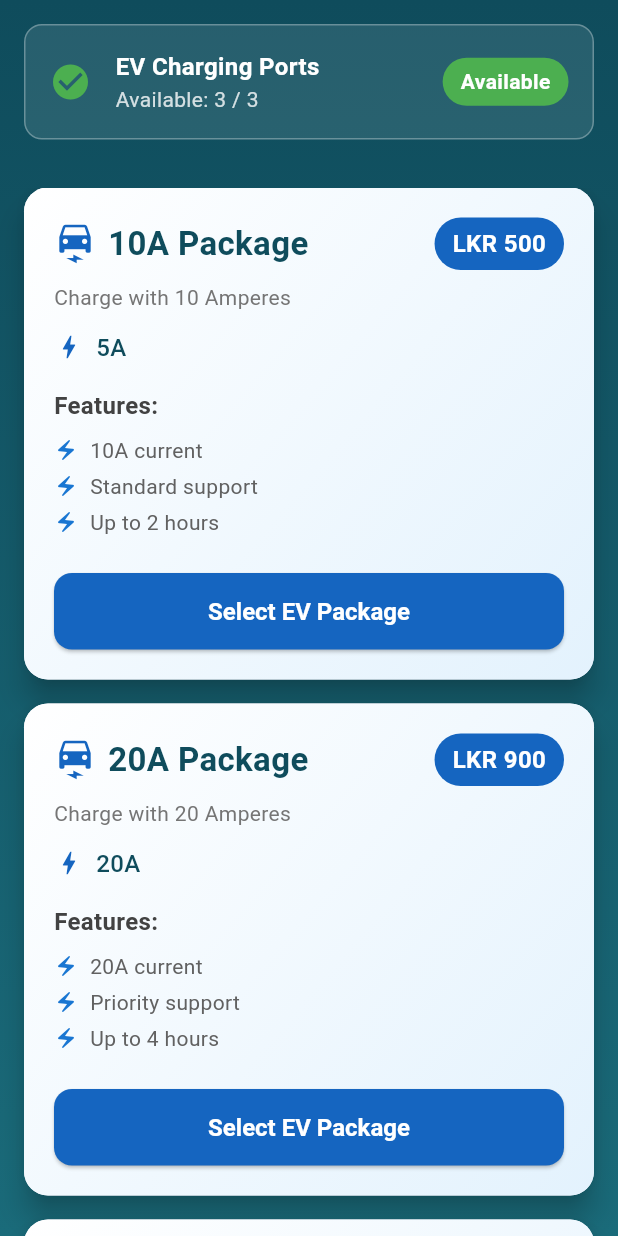
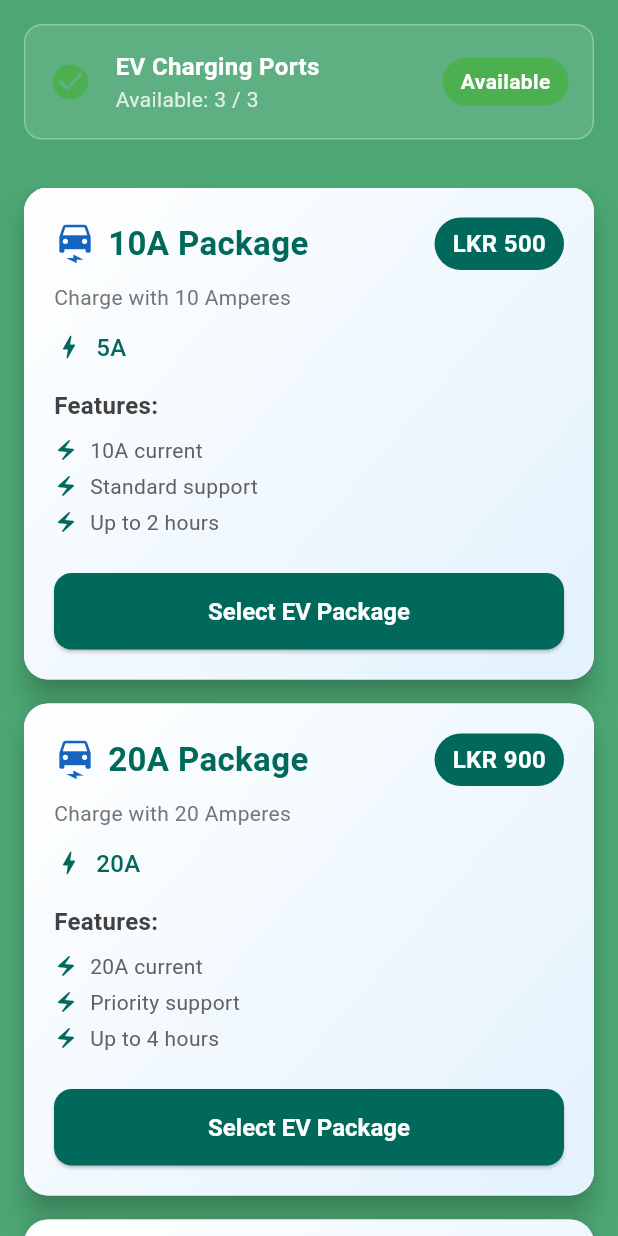
Before and after one commit to Parindi-Binarika/-Charging-Station-, a Flutter app: the screen it shows once a user with an empty profile is signed in, after a tap on "EV Charging", on a phone screen of 412 x 824 dp. Run offline on Flutter 3.47's test engine with Material 3 defaults, Android fonts, the phone set to English and light mode, and no system bars; our stand-ins replace firebase_auth, firebase_core, firebase_database, fl_chart; accounts and stored records are empty; statements that could not run were skipped.

Commit message:
Made UI more user friendly.

```diff
--- a/lib/dashboard_screen.dart
+++ b/lib/dashboard_screen.dart
@@ -111,10 +111,11 @@ class _DashboardScreenState extends State<DashboardScreen> {
   @override
   Widget build(BuildContext context) {
     return Scaffold(
-      backgroundColor: const Color(0xFF0F4C5C),
+      backgroundColor: const Color(0xFF4CA774,), // #EAF9E7, light green background
       appBar: AppBar(
+        centerTitle: true,
         title: Text(_titles[_selectedIndex]),
-        backgroundColor: Colors.teal[800],
+        backgroundColor: const Color(0xFF388E5C), // #013237, deep green for app bar
         elevation: 0,
         actions: [
           if (currentUserId != null)
@@ -171,7 +172,7 @@ class _DashboardScreenState extends State<DashboardScreen> {
           padding: EdgeInsets.zero,
           children: [
             DrawerHeader(
-              decoration: BoxDecoration(color: Colors.teal[800]),
+              decoration: BoxDecoration(color: Color(0xFF4CA771)),
               child: const Text(
                 'Smart Charging Station',
                 style: TextStyle(
@@ -243,7 +244,10 @@ class _DashboardScreenState extends State<DashboardScreen> {
     return ListTile(
       leading: Icon(
         icon,
-        color: _selectedIndex == index ? Colors.teal[800] : null,
+        color:
+            _selectedIndex == index
+                ? const Color.fromARGB(255, 3, 114, 101)
+                : null,
       ),
       title: Text(text),
       selected: _selectedIndex == index,
@@ -276,7 +280,7 @@ class _DashboardHomeScreen extends StatelessWidget {
             padding: const EdgeInsets.all(20),
             decoration: BoxDecoration(
               gradient: LinearGradient(
-                colors: [Colors.teal[700]!, Colors.teal[500]!],
+                colors: [const Color(0xFF4CA771), const Color(0xFF388E5C)],
                 begin: Alignment.topLeft,
                 end: Alignment.bottomRight,
               ),
--- a/lib/ev_package_screen.dart
+++ b/lib/ev_package_screen.dart
@@ -141,7 +141,7 @@ class EVPackageScreenState extends State<EVPackageScreen> {
                   ElevatedButton(
                     onPressed: () => Navigator.pop(context, true),
                     style: ElevatedButton.styleFrom(
-                      backgroundColor: Colors.blue[800],
+                      backgroundColor: Colors.teal[800],
                     ),
                     child: const Text('Continue'),
                   ),
@@ -174,7 +174,7 @@ class EVPackageScreenState extends State<EVPackageScreen> {
       body: Container(
         decoration: const BoxDecoration(
           gradient: LinearGradient(
-            colors: [Color(0xFF0F4C5C), Color(0xFF1A6B7A)],
+            colors: [Color(0xFF4CA774), Color(0xFF4CA774)],
             begin: Alignment.topCenter,
             end: Alignment.bottomCenter,
           ),
@@ -383,10 +383,10 @@ class _EVPackageCard extends StatelessWidget {
                     const SizedBox(width: 8),
                     Text(
                       package['name'],
-                      style: const TextStyle(
+                      style: TextStyle(
                         fontSize: 22,
                         fontWeight: FontWeight.bold,
-                        color: Color(0xFF0F4C5C),
+                        color: Colors.teal[800],
                       ),
                     ),
                   ],
@@ -397,7 +397,7 @@ class _EVPackageCard extends StatelessWidget {
                     vertical: 6,
                   ),
                   decoration: BoxDecoration(
-                    color: Colors.blue[800],
+                    color: Colors.teal[800],
                     borderRadius: BorderRadius.circular(20),
                   ),
                   child: Text(
@@ -419,14 +419,14 @@ class _EVPackageCard extends StatelessWidget {
             const SizedBox(height: 12),
             Row(
               children: [
-                Icon(Icons.bolt, color: Colors.blue[800], size: 20),
+                Icon(Icons.bolt, color: Colors.teal[800], size: 20),
                 const SizedBox(width: 8),
                 Text(
                   '${package['ampere']}A',
-                  style: const TextStyle(
+                  style: TextStyle(
                     fontSize: 16,
                     fontWeight: FontWeight.w500,
-                    color: Color(0xFF0F4C5C),
+                    color: Colors.teal[800],
                   ),
                 ),
               ],
@@ -449,7 +449,7 @@ class _EVPackageCard extends StatelessWidget {
                       children: [
                         Icon(
                           Icons.electric_bolt,
-                          color: Colors.blue[700],
+                            color: Colors.teal[800],
                           size: 16,
                         ),
                         const SizedBox(width: 8),
@@ -505,7 +505,7 @@ class _EVPackageCard extends StatelessWidget {
               child: ElevatedButton(
                 onPressed: canSelect ? onSelect : null,
                 style: ElevatedButton.styleFrom(
-                  backgroundColor: canSelect ? Colors.blue[800] : Colors.grey,
+                  backgroundColor: canSelect ? Colors.teal[800] : Colors.grey,
                   padding: const EdgeInsets.symmetric(vertical: 16),
                   shape: RoundedRectangleBorder(
                     borderRadius: BorderRadius.circular(12),
--- a/lib/packages_screen.dart
+++ b/lib/packages_screen.dart
@@ -187,7 +187,7 @@ class _PackagesScreenState extends State<PackagesScreen> {
       body: Container(
         decoration: const BoxDecoration(
           gradient: LinearGradient(
-            colors: [Color(0xFF0F4C5C), Color(0xFF1A6B7A)],
+            colors: [Color(0xFF4CA774), Color(0xFF4CA774)],
             begin: Alignment.topCenter,
             end: Alignment.bottomCenter,
           ),
--- a/lib/widgets/dashboard_ampere_widget.dart
+++ b/lib/widgets/dashboard_ampere_widget.dart
@@ -40,9 +40,19 @@ class _DashboardAmpereWidgetState extends State<DashboardAmpereWidget> {
       margin: const EdgeInsets.all(16),
       padding: const EdgeInsets.all(16),
       decoration: BoxDecoration(
-        color: Colors.white.withOpacity(0.1),
+        color: const Color(0xFFCEE6BA).withOpacity(0.85), // fixed: #CEE6BA
         borderRadius: BorderRadius.circular(12),
-        border: Border.all(color: Colors.white.withOpacity(0.3)),
+        border: Border.all(
+          color: const Color(0xFF4CA771),
+          width: 1.2,
+        ), // #4CA771
+        boxShadow: [
+          BoxShadow(
+            color: const Color(0xFF4CA771).withOpacity(0.08),
+            blurRadius: 8,
+            offset: const Offset(0, 2),
+          ),
+        ],
       ),
       child: Column(
         crossAxisAlignment: CrossAxisAlignment.start,
@@ -50,7 +60,7 @@ class _DashboardAmpereWidgetState extends State<DashboardAmpereWidget> {
           const Text(
             'Live Charging Power',
             style: TextStyle(
-              color: Colors.white,
+              color: Color(0xFF013237), // #013237
               fontSize: 18,
               fontWeight: FontWeight.bold,
             ),
@@ -59,7 +69,7 @@ class _DashboardAmpereWidgetState extends State<DashboardAmpereWidget> {
           Text(
             'Charging Power: ${_chargingWatts.toStringAsFixed(2)} W',
             style: const TextStyle(
-              color: Colors.white,
+              color: Color(0xFF4CA771), // #4CA771
               fontSize: 16,
             ),
           ),
--- a/lib/widgets/dashboard_charging_widget.dart
+++ b/lib/widgets/dashboard_charging_widget.dart
@@ -171,14 +171,17 @@ class DashboardChargingWidgetState extends State<DashboardChargingWidget> {
       padding: const EdgeInsets.all(16),
       decoration: BoxDecoration(
         gradient: const LinearGradient(
-          colors: [Color(0xFF0F4C5C), Color(0xFF1A6B7A)],
+          colors: [
+            Color(0xFF4CA771),
+            Color(0xFFCEE6BA),
+          ], // fixed: #4CA771, #CEE6BA
           begin: Alignment.topLeft,
           end: Alignment.bottomRight,
         ),
         borderRadius: BorderRadius.circular(12),
         boxShadow: [
           BoxShadow(
-            color: Colors.teal.withOpacity(0.3),
+            color: const Color(0xFF4CA771).withOpacity(0.15),
             blurRadius: 8,
             offset: const Offset(0, 4),
           ),
```
Also changed, not shown: 1 other file.
